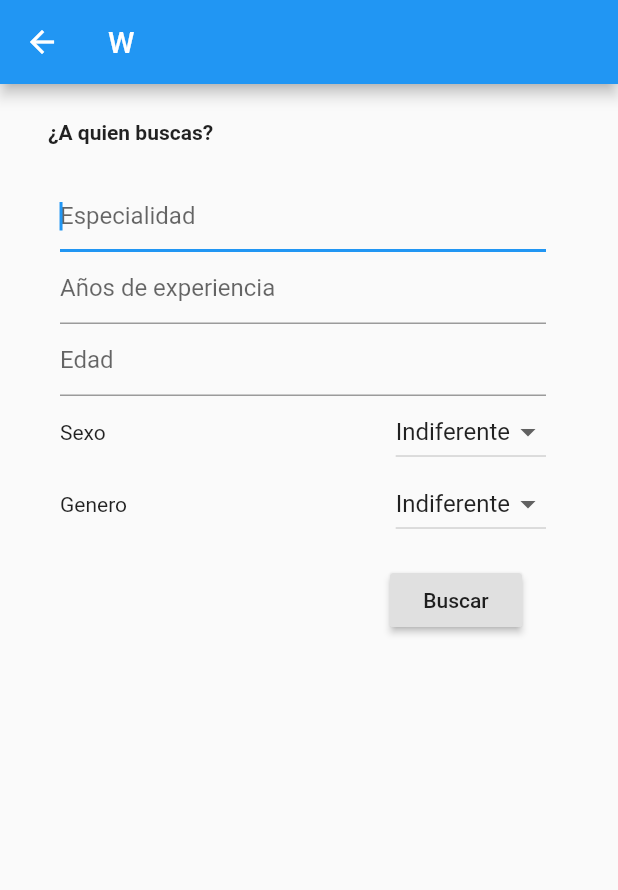
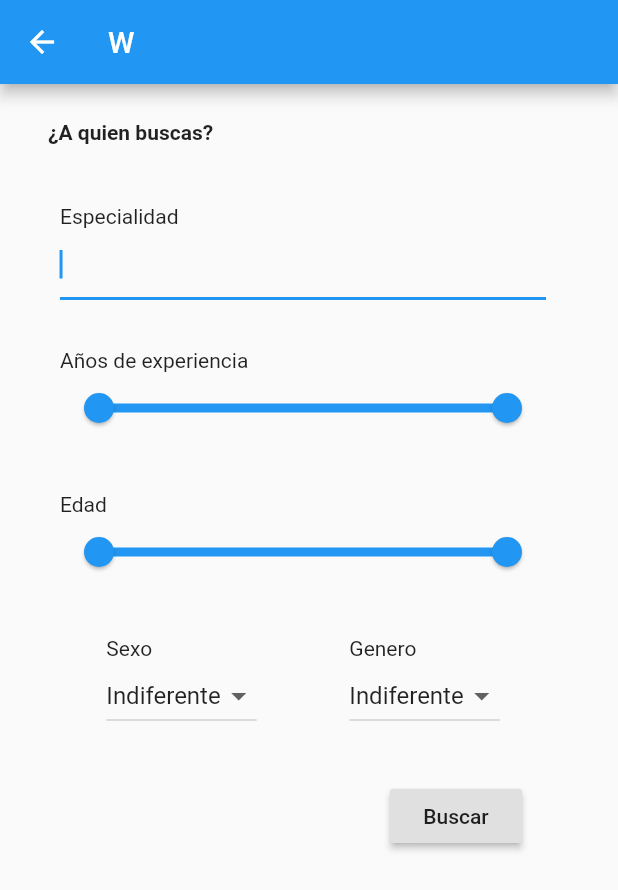
Before and after one commit to EmmanuelMess/WorKeenApp, a Flutter app: the BusinessFilterPeopleScreen screen opened by its route, on a phone screen of 412 x 824 dp. Shown: the top 890 px of the screen. Run offline on Flutter 3.47's test engine with Material 2 defaults, Android fonts, the phone set to English and light mode, and no system bars.

Commit message:
Better labels for filter, used sliders for continuous values

```diff
--- a/lib/business_filter.dart
+++ b/lib/business_filter.dart
@@ -1,31 +1,24 @@
 import 'package:flutter/material.dart';
 import 'package:flutter/services.dart';
 import 'package:workeen/business_search.dart';
-
-class BusinessFilterPeopleScreen extends StatefulWidget {
-  BusinessFilterPeopleScreen({Key key, this.title}) : super(key: key);
-
-  static const String routeName = "/buisnessFilter";
-
-  final String title;
-
-  @override
-  _BusinessFilterPeopleState createState() => new _BusinessFilterPeopleState();
-}
 
 class _BusinessFilterPeopleState extends State<BusinessFilterPeopleScreen> {
   final List<String> _sexes = ['Indiferente', 'Hombre', 'Mujer'];
   final _formKey = GlobalKey<FormState>();
 
   FocusNode specialtyFocusNode;
-  FocusNode expirienceFocusNode;
-  FocusNode ageFocusNode;
+  FocusNode expirienceMaxFocusNode;
+  FocusNode expirienceMinFocusNode;
+  FocusNode ageMinFocusNode;
+  FocusNode ageMaxFocusNode;
   FocusNode sexFocusNode;
   FocusNode genderFocusNode;
 
   final specialtyController = TextEditingController();
-  final expirienceController = TextEditingController();
-  final ageController = TextEditingController();
+  var _expirienceMinSelected = 0;
+  var _expirienceMaxSelected = 70;
+  var _ageMinSelected = 16;
+  var _ageMaxSelected = 100;
 
   int _selectedSex = 0;
   int _selectedGender = 0;
@@ -35,8 +28,10 @@ class _BusinessFilterPeopleState extends State<BusinessFilterPeopleScreen> {
     super.initState();
 
     specialtyFocusNode = FocusNode();
-    expirienceFocusNode = FocusNode();
-    ageFocusNode = FocusNode();
+    expirienceMaxFocusNode = FocusNode();
+    expirienceMinFocusNode = FocusNode();
+    ageMaxFocusNode = FocusNode();
+    ageMinFocusNode = FocusNode();
     sexFocusNode = FocusNode();
     genderFocusNode = FocusNode();
   }
@@ -44,19 +39,32 @@ class _BusinessFilterPeopleState extends State<BusinessFilterPeopleScreen> {
   @override
   void dispose() {
     specialtyFocusNode.dispose();
-    expirienceFocusNode.dispose();
-    ageFocusNode.dispose();
+    expirienceMaxFocusNode.dispose();
+    expirienceMinFocusNode.dispose();
+    ageMaxFocusNode.dispose();
+    ageMinFocusNode.dispose();
     sexFocusNode.dispose();
     genderFocusNode.dispose();
 
     specialtyController.dispose();
-    expirienceController.dispose();
-    ageController.dispose();
 
     super.dispose();
   }
 
-  Widget _showFilter(BuildContext context) {
+  Widget _showField(String title, Widget child) {
+    return Container(
+      padding: EdgeInsets.symmetric(vertical: 16),
+      child: Column(
+        crossAxisAlignment: CrossAxisAlignment.start,
+        children: [
+          Text(title),
+          child,
+        ],
+      ),
+    );
+  }
+
+  Widget _showFilter() {
     return Container(
       padding: EdgeInsets.fromLTRB(24, 24, 32, 24),
       child: Form(
@@ -64,10 +72,11 @@ class _BusinessFilterPeopleState extends State<BusinessFilterPeopleScreen> {
         child: Column(
           crossAxisAlignment: CrossAxisAlignment.end,
           children: [
+            _showField(
+              "Especialidad",
               TextFormField(
                 focusNode: specialtyFocusNode,
                 autofocus: true,
-              decoration: InputDecoration(hintText: 'Especialidad'),
                 controller: specialtyController,
                 validator: (value) {
                   if (value.isEmpty) {
@@ -76,35 +85,46 @@ class _BusinessFilterPeopleState extends State<BusinessFilterPeopleScreen> {
                   return null;
                 },
                 textInputAction: TextInputAction.next,
-              onEditingComplete: () => FocusScope.of(context).requestFocus(expirienceFocusNode),
+                onEditingComplete: () => FocusScope.of(context).requestFocus(expirienceMinFocusNode),
               ),
-            TextFormField(
-              focusNode: expirienceFocusNode,
-              decoration: InputDecoration(hintText: 'Años de experiencia'),
-              keyboardType: TextInputType.number,
-              inputFormatters: [WhitelistingTextInputFormatter.digitsOnly],
-              controller: expirienceController,
-              textInputAction: TextInputAction.next,
-              onEditingComplete: () => FocusScope.of(context).requestFocus(ageFocusNode),
             ),
-            TextFormField(
-              focusNode: ageFocusNode,
-              decoration: InputDecoration(hintText: 'Edad'),
-              keyboardType: TextInputType.number,
-              inputFormatters: [WhitelistingTextInputFormatter.digitsOnly],
-              controller: ageController,
-              textInputAction: TextInputAction.next,
-              onEditingComplete: () {
+            _showField(
+              "Años de experiencia",
+              RangeSlider(
+                values: RangeValues(_expirienceMinSelected.toDouble(), _expirienceMaxSelected.toDouble()),
+                min: 0.0,
+                max: 70.0,
+                divisions: 70,
+                labels: RangeLabels("$_expirienceMinSelected años", "$_expirienceMaxSelected años"),
+                onChanged: (range) {
                   setState(() {
-                  FocusScope.of(context).requestFocus(sexFocusNode);
-                  _selectedSex = _selectedSex;
+                    _expirienceMinSelected = range.start.toInt();
+                    _expirienceMaxSelected = range.end.toInt();
                   });
                 },
               ),
+            ),
+            _showField(
+              "Edad",
+              RangeSlider(
+                values: RangeValues(_ageMinSelected.toDouble(), _ageMaxSelected.toDouble()),
+                min: 16.0,
+                max: 100.0,
+                divisions: 100-16,
+                labels: RangeLabels("$_ageMinSelected años", "$_ageMaxSelected años"),
+                onChanged: (range) {
+                  setState(() {
+                    _ageMinSelected = range.start.toInt();
+                    _ageMaxSelected = range.end.toInt();
+                  });
+                },
+              ),
+            ),
             Row(
-              mainAxisAlignment: MainAxisAlignment.spaceBetween,
+              mainAxisAlignment: MainAxisAlignment.spaceAround,
               children: [
-                Text("Sexo"),
+                _showField(
+                  "Sexo",
                   DropdownButton<int>(
                     value: _selectedSex,
                     items: List.generate(_sexes.length, (int i) {
@@ -115,12 +135,9 @@ class _BusinessFilterPeopleState extends State<BusinessFilterPeopleScreen> {
                     }),
                     onChanged: (elem) => setState(() => _selectedSex = elem),
                   ),
-              ],
                 ),
-            Row(
-              mainAxisAlignment: MainAxisAlignment.spaceBetween,
-              children: [
-                Text("Genero"),
+                _showField(
+                  "Genero",
                   DropdownButton<int>(
                     value: _selectedGender,
                     items: List.generate(['Indiferente'].length, (int i) {
@@ -130,6 +147,7 @@ class _BusinessFilterPeopleState extends State<BusinessFilterPeopleScreen> {
                       );
                     }),
                     onChanged: (elem) => setState(() => _selectedGender = elem),
+                  ),
                 ),
               ],
             ),
@@ -177,10 +195,21 @@ class _BusinessFilterPeopleState extends State<BusinessFilterPeopleScreen> {
                 ),
               )
             ),
-            _showFilter(context),
+            _showFilter(),
           ],
         )),
       ),
     );
   }
 }
+
+class BusinessFilterPeopleScreen extends StatefulWidget {
+  BusinessFilterPeopleScreen({Key key, this.title}) : super(key: key);
+
+  static const String routeName = "/buisnessFilter";
+
+  final String title;
+
+  @override
+  _BusinessFilterPeopleState createState() => new _BusinessFilterPeopleState();
+}
--- a/pubspec.yaml
+++ b/pubspec.yaml
@@ -23,6 +23,7 @@ dependencies:
   # The following adds the Cupertino Icons font to your application.
   # Use with the CupertinoIcons class for iOS style icons.
   cupertino_icons: ^0.1.2
+  flutter_range_slider: ^1.3.1
 
 dev_dependencies:
   flutter_test:
```
Also changed, not shown: lib/business_persondetails.dart (added), pubspec.lock. Lines whose indentation alone changed are shown as unchanged.
